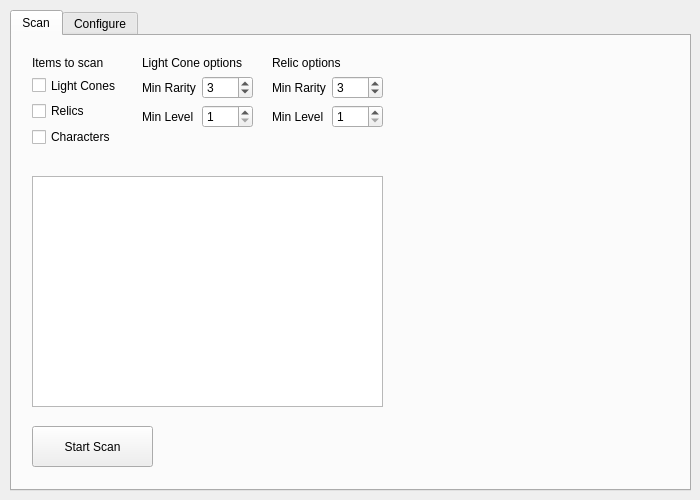
This is src/ui/hsr-scanner.ui in kel-z/HSR-Scanner as Qt 5 draws it before an edit. The edited form follows.
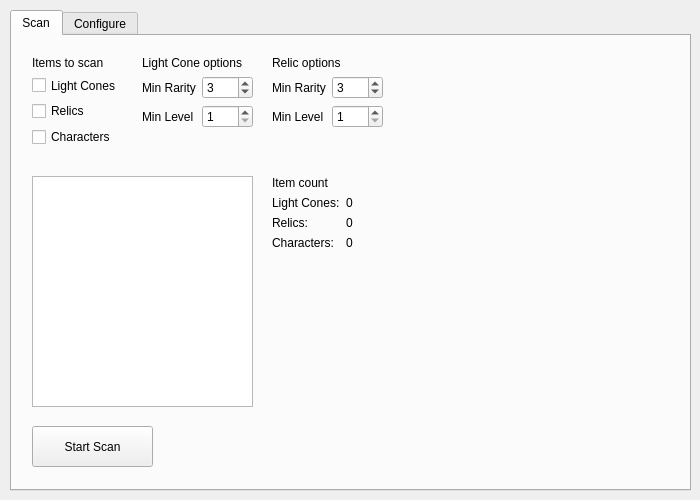
This is the edited form.

What changed in the file:
```diff
--- a/src/ui/hsr-scanner.ui
+++ b/src/ui/hsr-scanner.ui
@@ -224,7 +224,7 @@
        <rect>
         <x>20</x>
         <y>140</y>
-        <width>351</width>
+        <width>221</width>
         <height>231</height>
        </rect>
       </property>
@@ -232,6 +232,67 @@
        <bool>true</bool>
       </property>
      </widget>
+     <widget class="QWidget" name="formLayoutWidget_5">
+      <property name="geometry">
+       <rect>
+        <x>260</x>
+        <y>140</y>
+        <width>111</width>
+        <height>231</height>
+       </rect>
+      </property>
+      <layout class="QFormLayout" name="formLayout_3">
+       <item row="1" column="0">
+        <widget class="QLabel" name="label_5">
+         <property name="text">
+          <string>Light Cones:</string>
+         </property>
+        </widget>
+       </item>
+       <item row="1" column="1">
+        <widget class="QLabel" name="labelLightConeCount">
+         <property name="text">
+          <string>0</string>
+         </property>
+        </widget>
+       </item>
+       <item row="2" column="0">
+        <widget class="QLabel" name="label_11">
+         <property name="text">
+          <string>Relics:</string>
+         </property>
+        </widget>
+       </item>
+       <item row="2" column="1">
+        <widget class="QLabel" name="labelRelicCount">
+         <property name="text">
+          <string>0</string>
+         </property>
+        </widget>
+       </item>
+       <item row="3" column="0">
+        <widget class="QLabel" name="label_12">
+         <property name="text">
+          <string>Characters:</string>
+         </property>
+        </widget>
+       </item>
+       <item row="3" column="1">
+        <widget class="QLabel" name="labelCharacterCount">
+         <property name="text">
+          <string>0</string>
+         </property>
+        </widget>
+       </item>
+       <item row="0" column="0" colspan="2">
+        <widget class="QLabel" name="label_16">
+         <property name="text">
+          <string>Item count</string>
+         </property>
+        </widget>
+       </item>
+      </layout>
+     </widget>
     </widget>
     <widget class="QWidget" name="tab_2">
      <attribute name="title">
```
Left out of the diff: 2 changed lines with no effect on the pictures.
